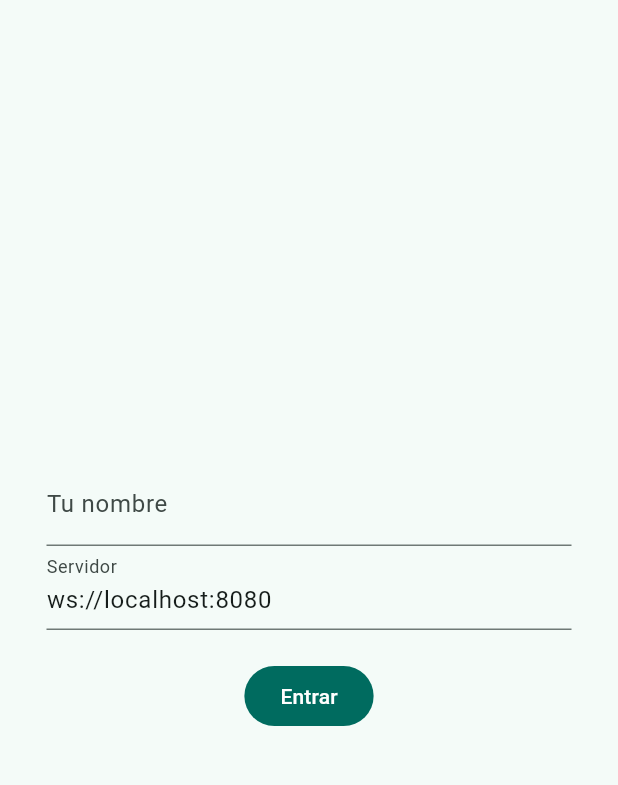
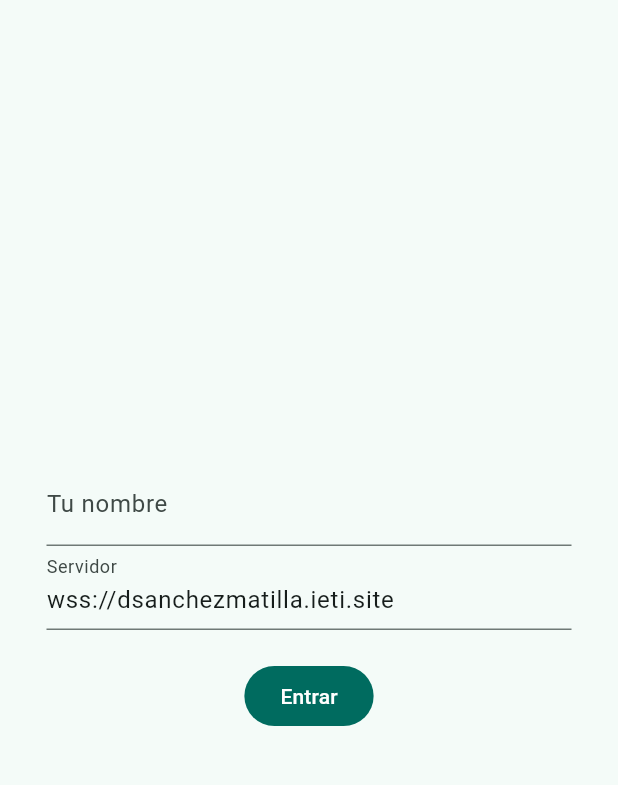
Before and after one commit to dsanchezmatilla/m09-whatsapp-seguro, a Flutter app: the screen it shows after launch, on a phone screen of 412 x 824 dp, the part 63-848 px from its top. Run offline on Flutter 3.47's test engine with Material 3 defaults, Android fonts, the phone set to English and light mode, and no system bars; our stand-ins replace file_picker; missing offline and left inert: cryptography.

Commit message:
fix variables

```diff
--- a/app/lib/main.dart
+++ b/app/lib/main.dart
@@ -29,7 +29,7 @@ class LoginScreen extends StatefulWidget {
 
 class _LoginScreenState extends State<LoginScreen> {
   final nombre = TextEditingController();
-  final servidor = TextEditingController(text: 'ws://localhost:8080');
+  final servidor = TextEditingController(text: 'wss://dsanchezmatilla.ieti.site');
   String? error;
 
   Future<void> entrar() async {
```
Also changed, not shown: 1 other file.
